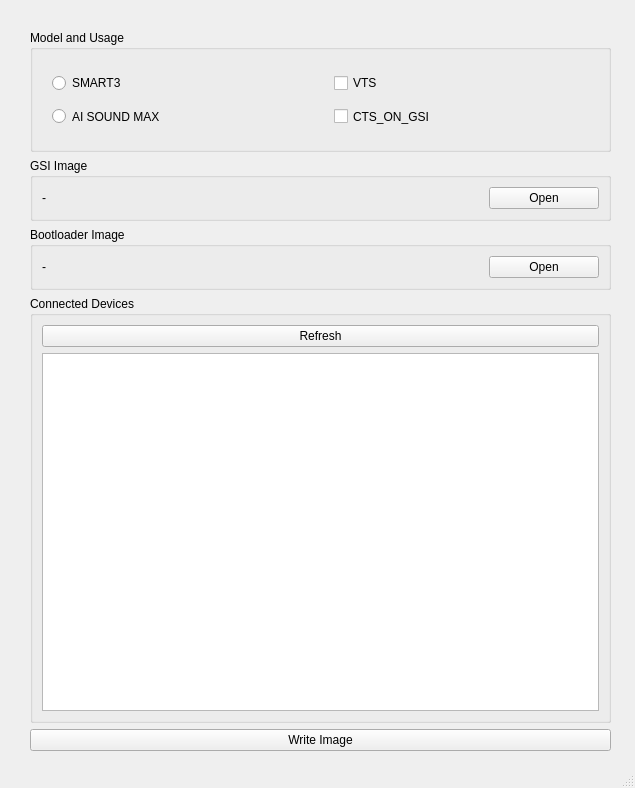
Before: the Qt Designer form Gsi_writer.ui in charmk20/gsi_writer, drawn with Qt 5.
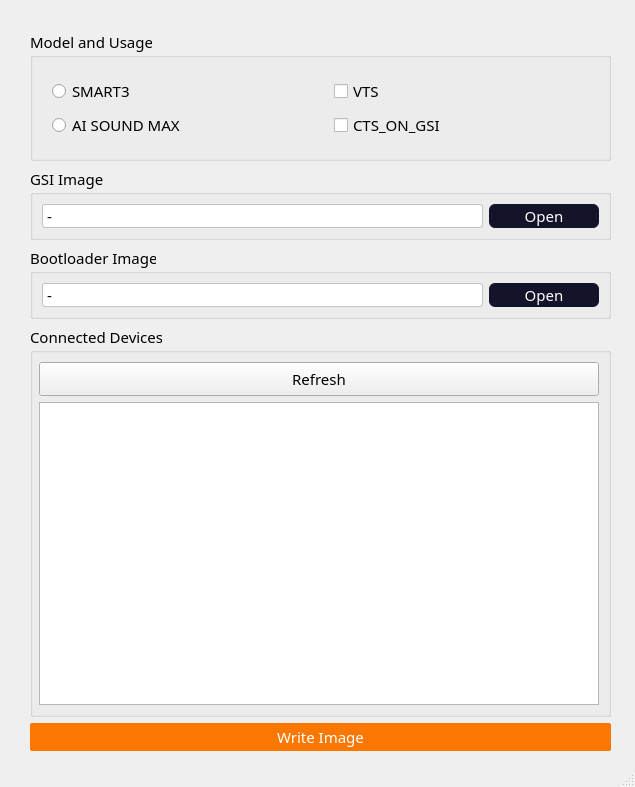
After: the same form once the commit is applied.

What changed in the file:
```diff
--- a/Gsi_writer.ui
+++ b/Gsi_writer.ui
@@ -7,7 +7,7 @@
     <x>0</x>
     <y>0</y>
     <width>635</width>
-    <height>788</height>
+    <height>787</height>
    </rect>
   </property>
   <property name="sizePolicy">
@@ -22,6 +22,12 @@
     <height>16777215</height>
    </size>
   </property>
+  <property name="font">
+   <font>
+    <family>Pretendard</family>
+    <pointsize>11</pointsize>
+   </font>
+  </property>
   <property name="windowTitle">
    <string>MainWindow</string>
   </property>
@@ -35,7 +41,7 @@
       <height>741</height>
      </rect>
     </property>
-    <layout class="QVBoxLayout" name="verticalLayout_4" stretch="2,1,0,7,0">
+    <layout class="QVBoxLayout" name="verticalLayout_4" stretch="4,2,2,14,1">
      <property name="leftMargin">
       <number>10</number>
      </property>
@@ -62,6 +68,12 @@
          <height>0</height>
         </size>
        </property>
+       <property name="font">
+        <font>
+         <family>Pretendard</family>
+         <pointsize>11</pointsize>
+        </font>
+       </property>
        <property name="title">
         <string>Model and Usage</string>
        </property>
@@ -88,6 +100,12 @@
               <verstretch>1</verstretch>
              </sizepolicy>
             </property>
+            <property name="font">
+             <font>
+              <family>Pretendard</family>
+              <pointsize>11</pointsize>
+             </font>
+            </property>
             <property name="text">
              <string>SMART3</string>
             </property>
@@ -101,6 +119,12 @@
               <verstretch>1</verstretch>
              </sizepolicy>
             </property>
+            <property name="font">
+             <font>
+              <family>Pretendard</family>
+              <pointsize>11</pointsize>
+             </font>
+            </property>
             <property name="text">
              <string>AI SOUND MAX</string>
             </property>
@@ -130,6 +154,12 @@
               <verstretch>1</verstretch>
              </sizepolicy>
             </property>
+            <property name="font">
+             <font>
+              <family>Pretendard</family>
+              <pointsize>11</pointsize>
+             </font>
+            </property>
             <property name="text">
              <string>VTS</string>
             </property>
@@ -143,6 +173,12 @@
               <verstretch>1</verstretch>
              </sizepolicy>
             </property>
+            <property name="font">
+             <font>
+              <family>Pretendard</family>
+              <pointsize>11</pointsize>
+             </font>
+            </property>
             <property name="text">
              <string>CTS_ON_GSI</string>
             </property>
@@ -164,6 +200,12 @@
          <verstretch>1</verstretch>
         </sizepolicy>
        </property>
+       <property name="font">
+        <font>
+         <family>Pretendard</family>
+         <pointsize>11</pointsize>
+        </font>
+       </property>
        <property name="mouseTracking">
         <bool>true</bool>
        </property>
@@ -179,6 +221,12 @@
             <verstretch>1</verstretch>
            </sizepolicy>
           </property>
+          <property name="styleSheet">
+           <string notr="true">border-radius: 2.6px;
+border: 1px solid #C3C3C3;
+
+background: #FFF;</string>
+          </property>
           <property name="text">
            <string>-</string>
           </property>
@@ -192,6 +240,27 @@
             <verstretch>1</verstretch>
            </sizepolicy>
           </property>
+          <property name="font">
+           <font>
+            <family>Pretendard</family>
+            <pointsize>11</pointsize>
+           </font>
+          </property>
+          <property name="styleSheet">
+           <string notr="true">QPushButton
+{
+	border-radius: 6px;
+	background: #131329;
+	color:rgba(255, 255, 255, 1)
+}
+
+QPushButton:Pressed
+{
+	border-radius: 6px;
+	background: #252550;
+	color:rgba(255, 255, 255, 1)
+}</string>
+          </property>
           <property name="text">
            <string>Open</string>
           </property>
@@ -208,6 +277,12 @@
          <verstretch>1</verstretch>
         </sizepolicy>
        </property>
+       <property name="font">
+        <font>
+         <family>Pretendard</family>
+         <pointsize>11</pointsize>
+        </font>
+       </property>
        <property name="mouseTracking">
         <bool>true</bool>
        </property>
@@ -223,6 +298,12 @@
             <verstretch>1</verstretch>
            </sizepolicy>
           </property>
+          <property name="styleSheet">
+           <string notr="true">border-radius: 2.6px;
+border: 1px solid #C3C3C3;
+
+background: #FFF;</string>
+          </property>
           <property name="text">
            <string>-</string>
           </property>
@@ -242,6 +323,27 @@
             <height>0</height>
            </size>
           </property>
+          <property name="font">
+           <font>
+            <family>Pretendard</family>
+            <pointsize>11</pointsize>
+           </font>
+          </property>
+          <property name="styleSheet">
+           <string notr="true">QPushButton
+{
+	border-radius: 6px;
+	background: #131329;
+	color:rgba(255, 255, 255, 1)
+}
+
+QPushButton:Pressed
+{
+	border-radius: 6px;
+	background: #252550;
+	color:rgba(255, 255, 255, 1)
+}</string>
+          </property>
           <property name="text">
            <string>Open</string>
           </property>
@@ -272,12 +374,32 @@
            <verstretch>1</verstretch>
           </sizepolicy>
          </property>
+         <property name="font">
+          <font>
+           <family>Pretendard</family>
+           <pointsize>11</pointsize>
+          </font>
+         </property>
          <property name="title">
           <string>Connected Devices</string>
          </property>
-         <layout class="QVBoxLayout" name="verticalLayout_5">
+         <layout class="QVBoxLayout" name="verticalLayout_5" stretch="1,9">
+          <property name="leftMargin">
+           <number>6</number>
+          </property>
           <item>
            <widget class="QPushButton" name="pushButton_Refresh">
+            <property name="sizePolicy">
+             <sizepolicy hsizetype="Expanding" vsizetype="Expanding">
+              <horstretch>1</horstretch>
+              <verstretch>1</verstretch>
+             </sizepolicy>
+            </property>
+            <property name="font">
+             <font>
+              <pointsize>11</pointsize>
+             </font>
+            </property>
             <property name="text">
              <string>Refresh</string>
             </property>
@@ -291,6 +413,19 @@
               <verstretch>1</verstretch>
              </sizepolicy>
             </property>
+            <property name="styleSheet">
+             <string notr="true">QLable:enalbed{
+	border-radius: 2.6px;
+	border: 1px solid #C3C3C3;
+	background: #FFF;
+}
+
+QLable:disabled{
+	border-radius: 2.6px;
+	border: 1px solid #C3C3C3;
+	background: #888;
+}</string>
+            </property>
            </widget>
           </item>
          </layout>
@@ -300,6 +435,34 @@
      </item>
      <item>
       <widget class="QPushButton" name="pushButton_WI">
+       <property name="sizePolicy">
+        <sizepolicy hsizetype="Expanding" vsizetype="Expanding">
+         <horstretch>1</horstretch>
+         <verstretch>1</verstretch>
+        </sizepolicy>
+       </property>
+       <property name="font">
+        <font>
+         <family>Pretendard</family>
+         <pointsize>11</pointsize>
+        </font>
+       </property>
+       <property name="styleSheet">
+        <string notr="true">
+QPushButton
+{
+	border-radius: 2px;
+	background: #FA7801;
+	color:rgba(255, 255, 255, 1)
+}
+
+QPushButton:pressed {
+	border-radius: 2px;
+	background: #E76F00;
+	color:rgba(255, 255, 255, 1)
+}
+</string>
+       </property>
        <property name="text">
         <string>Write Image</string>
        </property>
```
